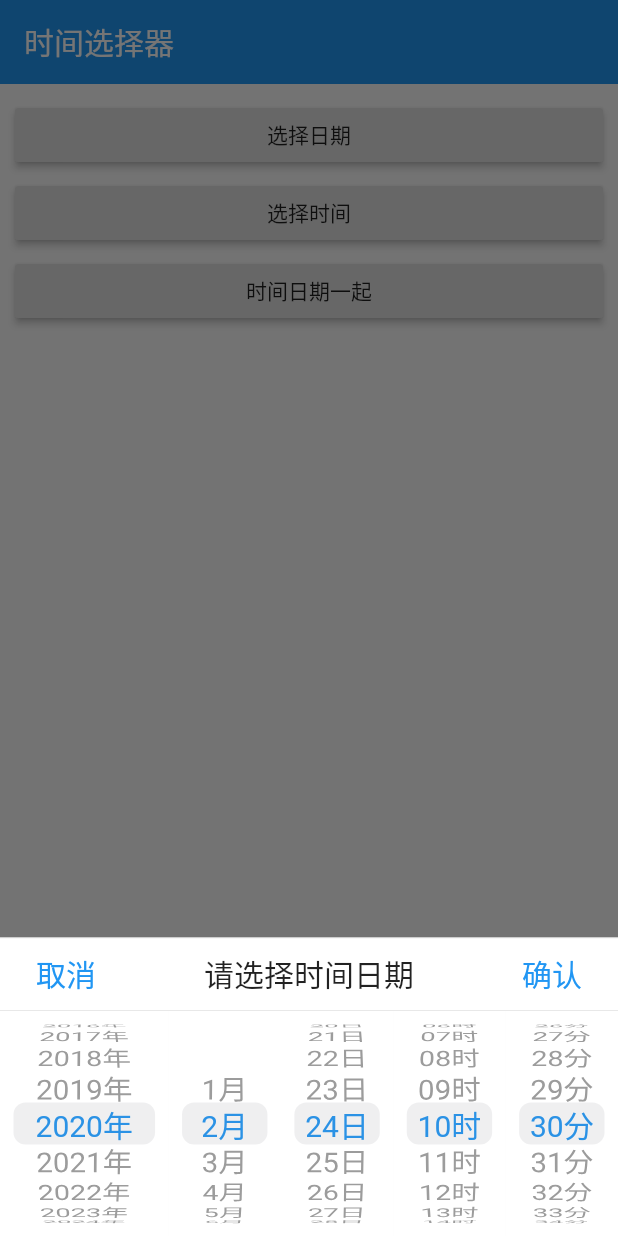
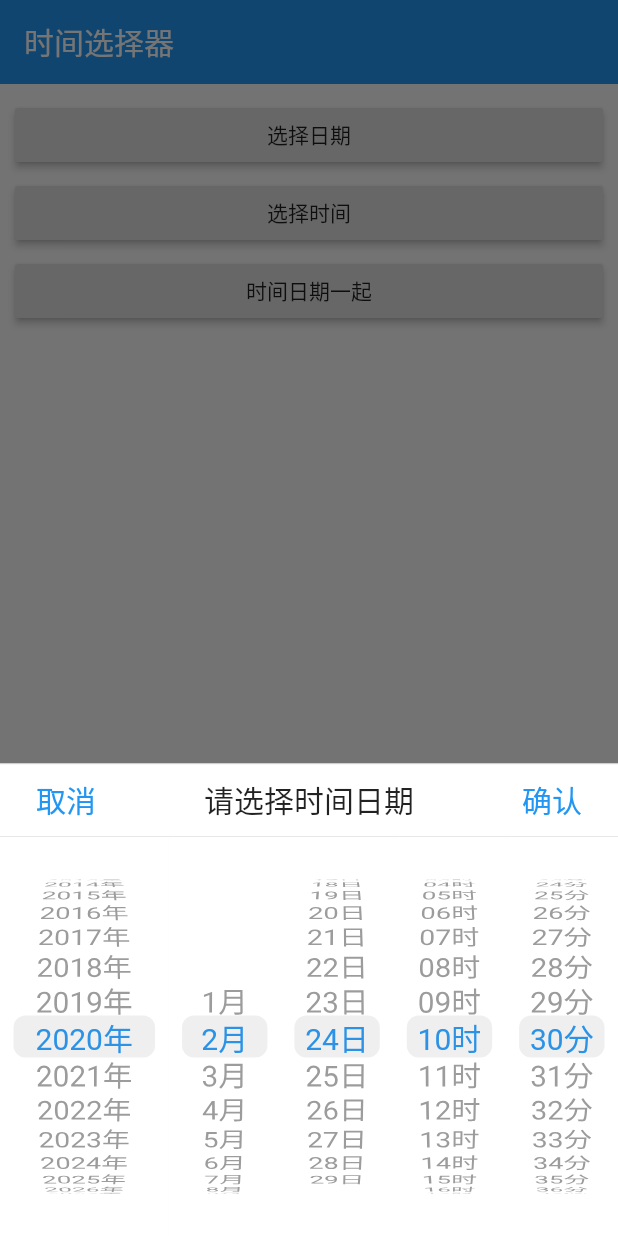
Before and after one commit to LouisHors/timeDatePickerForFlutter, a Flutter app: the screen it shows after launch, after a tap on "时间日期一起", on a phone screen of 412 x 824 dp. Run offline on Flutter 3.47's test engine with Material 2 defaults, Android fonts, the phone set to English and light mode, and no system bars.

```diff
--- a/lib/Picker.dart
+++ b/lib/Picker.dart
@@ -87,7 +87,7 @@ class Picker {
     this.confirm,
     this.cancelText,
     this.confirmText,
-    this.height = 150.0,
+    this.height = 266.0,
     this.itemHeight = 28.0,
     this.textStyle,
     this.cancelStyle,
@@ -396,7 +396,7 @@ class PickerWidgetState<T> extends State<_PickerWidget> {
         );
 
         items.add(tmpView);
-        if (!picker.changeToFirst && picker.selectedIdx[i] >= tmpLength) {
+        if (!picker.changeToFirst && (picker.selectedIdx[i] >= tmpLength)) {
           Timer(Duration(milliseconds: 100), () {
             print("计时器正在运作");
             scrollController[i].jumpToItem(tmpLength - 1);
@@ -427,7 +427,6 @@ class PickerWidgetState<T> extends State<_PickerWidget> {
 
   void updateScrollController(int i) {
     if (_changing || !picker.adapter.isLinkage) return;
-
     _changing = true;
     for (int j = 0; j < picker.selectedIdx.length; j++) {
       if (j != i) {
--- a/lib/PickerDateTimeDataAdapter.dart
+++ b/lib/PickerDateTimeDataAdapter.dart
@@ -201,8 +201,10 @@ class PickerDateTimeDataAdapter extends PickerAdapter<DateTime> {
     if (value == null) value = DateTime.now();
     _columnAP = _getColumnAPIndex();
     int _maxLevel = getMaxLevel();
-    if (picker.selectedIdx == null) picker.selectedIdx = new List<int>();
-    for (int i = 0; i < _maxLevel; i++) picker.selectedIdx.add(0);
+    if (picker.selectedIdx == null || picker.selectedIdx.length == 0) {
+      if (picker.selectedIdx == null) picker.selectedIdx = new List<int>();
+      for (int i = 0; i < _maxLevel; i++) picker.selectedIdx.add(0);
+    }
   }
 
   int _getColumnAPIndex() {
--- a/lib/main.dart
+++ b/lib/main.dart
@@ -92,7 +92,7 @@ class _MyHomePageState extends State<MyHomePage> {
     new Picker(
       shouldHideHeader: false,
       adapter: new PickerDateTimeDataAdapter(
-        customColumnType: [3, 4],
+        customColumnType: [6, 7, 4],
       ),
       title: Text("请选择时间"),
       selectedStyle: TextStyle(color: Colors.blue),
```
